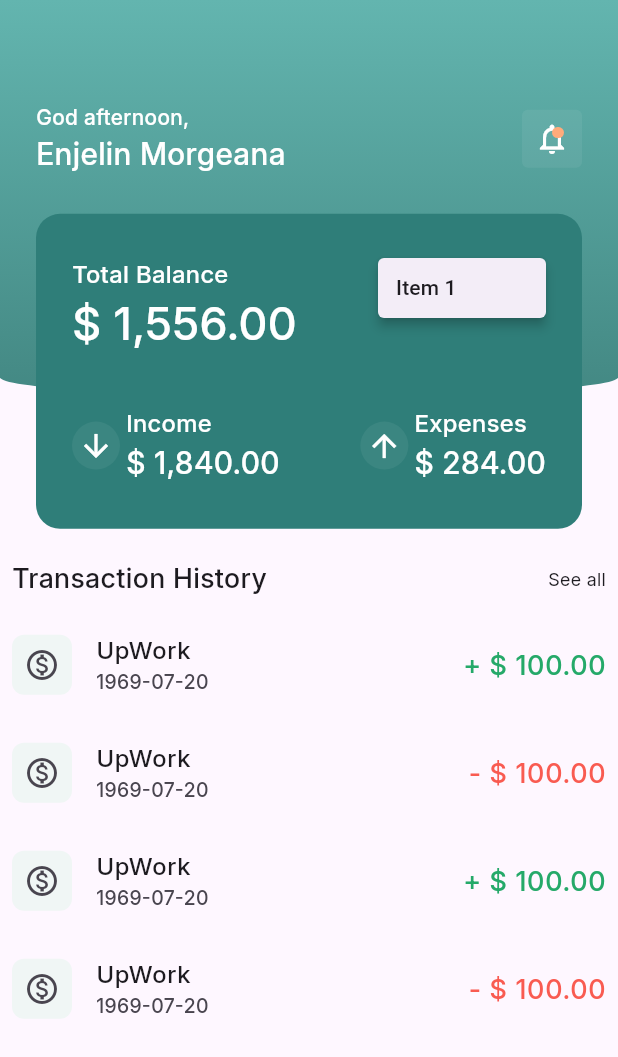
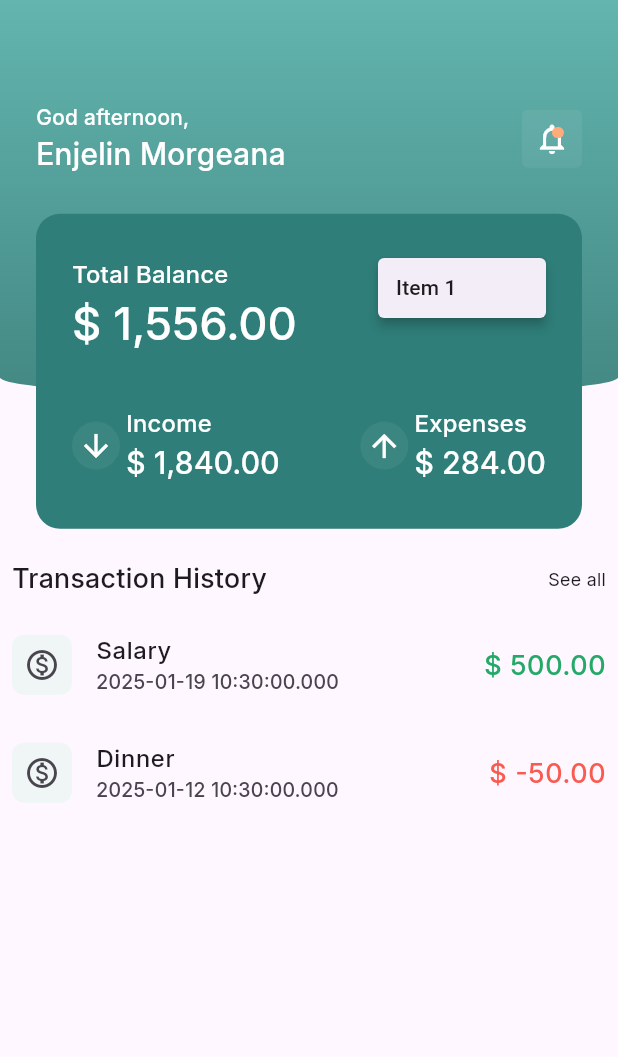
Before and after one commit to PiterCapistrano/money_map, a Flutter app: the HomePage screen opened directly, after a tap on the "keyboard control" icon, on a phone screen of 412 x 824 dp. Shown: the top 1057 px of the screen. Run offline on Flutter 3.47's test engine with Material 3 defaults, Android fonts, the phone set to English and light mode, and no system bars; our stand-ins replace firebase_auth, firebase_core, flutter_secure_storage, get_it; accounts and stored records are empty.

Commit message:
Criação do Repository Pattern

```diff
--- a/lib/common/constants/widgets/custom_circular_progress.dart
+++ b/lib/common/constants/widgets/custom_circular_progress.dart
@@ -2,15 +2,17 @@ import 'package:flutter/material.dart';
 import 'package:money_map/common/constants/app_colors.dart';
 
 class CustomCircularProgress extends StatelessWidget {
+  final Color? color;
   const CustomCircularProgress({
     super.key,
+    this.color,
   });
 
   @override
   Widget build(BuildContext context) {
-    return const Center(
+    return Center(
       child: CircularProgressIndicator(
-        color: AppColors.iceWhite,
+        color: color ?? AppColors.iceWhite,
       ),
     );
   }
--- /dev/null
+++ b/lib/common/models/transaction_model.dart
@@ -0,0 +1,12 @@
+// ignore_for_file: public_member_api_docs, sort_constructors_first
+class TransactionModel {
+  final String title;
+  final double value;
+  final int date;
+
+  TransactionModel({
+    required this.title,
+    required this.value,
+    required this.date,
+  });
+}
--- /dev/null
+++ b/lib/features/home/home_controller.dart
@@ -0,0 +1,32 @@
+import 'package:flutter/foundation.dart';
+import 'package:money_map/common/models/transaction_model.dart';
+import 'package:money_map/features/home/home_state.dart';
+import 'package:money_map/repositories/transaction_repository.dart';
+
+class HomeController extends ChangeNotifier {
+  final TransactionRepository _transactionRepository;
+
+  HomeController(this._transactionRepository);
+
+  HomeState _state = HomeStateInitial();
+
+  HomeState get state => _state;
+
+  List<TransactionModel> _transactions = [];
+  List<TransactionModel> get transactions => _transactions;
+
+  void _changeState(HomeState newState) {
+    _state = newState;
+    notifyListeners();
+  }
+
+  Future<void> getAllTransactions() async {
+    _changeState(HomeStateLoading());
+    try {
+      _transactions = await _transactionRepository.getAllTransactions();
+      _changeState(HomeStateSuccess());
+    } catch (e) {
+      _changeState(HomeStateError());
+    }
+  }
+}
--- a/lib/features/home/home_page.dart
+++ b/lib/features/home/home_page.dart
@@ -3,7 +3,11 @@ import 'dart:developer';
 import 'package:flutter/material.dart';
 import 'package:money_map/common/constants/app_colors.dart';
 import 'package:money_map/common/constants/app_text_styles.dart';
+import 'package:money_map/common/constants/widgets/custom_circular_progress.dart';
 import 'package:money_map/common/extensions/sizes.dart';
+import 'package:money_map/features/home/home_controller.dart';
+import 'package:money_map/features/home/home_state.dart';
+import 'package:money_map/locator.dart';
 
 class HomePage extends StatefulWidget {
   const HomePage({super.key});
@@ -16,6 +20,15 @@ class _HomePageState extends State<HomePage> {
   double get textScaleFactor =>
       MediaQuery.of(context).size.width < 360 ? 0.7 : 1.0;
   double get iconSize => MediaQuery.of(context).size.width < 360 ? 16.0 : 24.0;
+
+  final controller = locator.get<HomeController>();
+
+  @override
+  void initState() {
+    super.initState();
+    controller.getAllTransactions();
+  }
+
   @override
   Widget build(BuildContext context) {
     return Scaffold(
@@ -272,15 +285,39 @@ class _HomePageState extends State<HomePage> {
                   ),
                 ),
                 Expanded(
-                  child: ListView.builder(
+                  child: AnimatedBuilder(
+                      animation: controller,
+                      builder: (context, _) {
+                        if (controller.state is HomeStateLoading) {
+                          return const CustomCircularProgress(
+                            color: AppColors.darkGreen,
+                          );
+                        }
+
+                        if (controller.state is HomeStateError) {
+                          return const Center(
+                            child: Text('An error has occured'),
+                          );
+                        }
+
+                        if (controller.transactions.isEmpty) {
+                          return const Center(
+                            child:
+                                Text('There is no transactions at this time.'),
+                          );
+                        }
+
+                        return ListView.builder(
                           physics: const BouncingScrollPhysics(),
                           padding: EdgeInsets.zero,
-                    itemCount: 4,
+                          itemCount: controller.transactions.length,
                           itemBuilder: (context, index) {
-                      final color =
-                          index % 2 == 0 ? AppColors.green : AppColors.lightRed;
-                      final value =
-                          index % 2 == 0 ? "+ \$ 100.00" : "- \$ 100.00";
+                            final item = controller.transactions[index];
+
+                            final color = item.value.isNegative
+                                ? AppColors.lightRed
+                                : AppColors.green;
+                            final value = "\$ ${item.value.toStringAsFixed(2)}";
                             return ListTile(
                               contentPadding:
                                   const EdgeInsets.symmetric(horizontal: 8.0),
@@ -296,21 +333,24 @@ class _HomePageState extends State<HomePage> {
                                   Icons.monetization_on_outlined,
                                 ),
                               ),
-                        title: const Text(
-                          "UpWork",
+                              title: Text(
+                                item.title,
                                 style: AppTextStyles.mediumText16,
                               ),
-                        subtitle: const Text(
-                          "1969-07-20",
+                              subtitle: Text(
+                                DateTime.fromMillisecondsSinceEpoch(item.date)
+                                    .toString(),
                                 style: AppTextStyles.smallText13,
                               ),
                               trailing: Text(
                                 value,
-                          style: AppTextStyles.mediumText18.apply(color: color),
+                                style: AppTextStyles.mediumText18
+                                    .apply(color: color),
                               ),
                             );
                           },
-                  ),
+                        );
+                      }),
                 ),
               ],
             ),
--- /dev/null
+++ b/lib/features/home/home_state.dart
@@ -0,0 +1,9 @@
+abstract class HomeState {}
+
+class HomeStateInitial extends HomeState {}
+
+class HomeStateLoading extends HomeState {}
+
+class HomeStateSuccess extends HomeState {}
+
+class HomeStateError extends HomeState {}
--- a/lib/locator.dart
+++ b/lib/locator.dart
@@ -1,7 +1,9 @@
 import 'package:get_it/get_it.dart';
+import 'package:money_map/features/home/home_controller.dart';
 import 'package:money_map/features/sign_in/sign_in_controller.dart';
 import 'package:money_map/features/sign_up/sign_up_controller.dart';
 import 'package:money_map/features/splash/splash_controller.dart';
+import 'package:money_map/repositories/transaction_repository.dart';
 import 'package:money_map/services/auth_service.dart';
 import 'package:money_map/services/firebase_auth_service.dart';
 import 'package:money_map/services/secure_storage.dart';
@@ -16,8 +18,16 @@ void setupDependencies() {
 
   locator.registerFactory<SignInController>(
       () => SignInController(locator.get<AuthService>()));
-  locator.registerFactory<SignUpController>(() => SignUpController(
-        locator.get<AuthService>(),
-        const SecureStorage(),
-      ));
+  locator.registerFactory<SignUpController>(
+    () => SignUpController(
+      locator.get<AuthService>(),
+      const SecureStorage(),
+    ),
+  );
+
+  locator.registerFactory<TransactionRepository>(
+      () => TransactionRepositoryImpl());
+
+  locator.registerLazySingleton<HomeController>(
+      () => HomeController(locator.get<TransactionRepository>()));
 }
--- /dev/null
+++ b/lib/repositories/transaction_repository.dart
@@ -0,0 +1,34 @@
+import 'package:money_map/common/models/transaction_model.dart';
+
+abstract class TransactionRepository {
+  Future<void> addTransaction();
+  Future<List<TransactionModel>> getAllTransactions();
+}
+
+class TransactionRepositoryImpl implements TransactionRepository {
+  @override
+  Future<void> addTransaction() {
+    // TODO: implement addTransaction
+    throw UnimplementedError();
+  }
+
+  @override
+  Future<List<TransactionModel>> getAllTransactions() async {
+    await Future.delayed(const Duration(seconds: 2));
+
+    return [
+      TransactionModel(
+        title: 'Salary',
+        value: 500,
+        date: DateTime.now().millisecondsSinceEpoch,
+      ),
+      TransactionModel(
+        title: 'Dinner',
+        value: -50,
+        date: DateTime.now()
+            .subtract(const Duration(days: 7))
+            .millisecondsSinceEpoch,
+      ),
+    ];
+  }
+}
```
Lines whose indentation alone changed are shown as unchanged.
